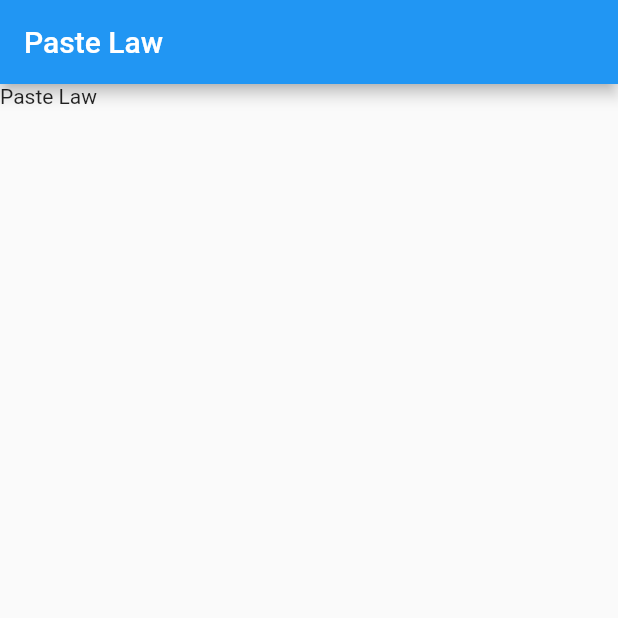
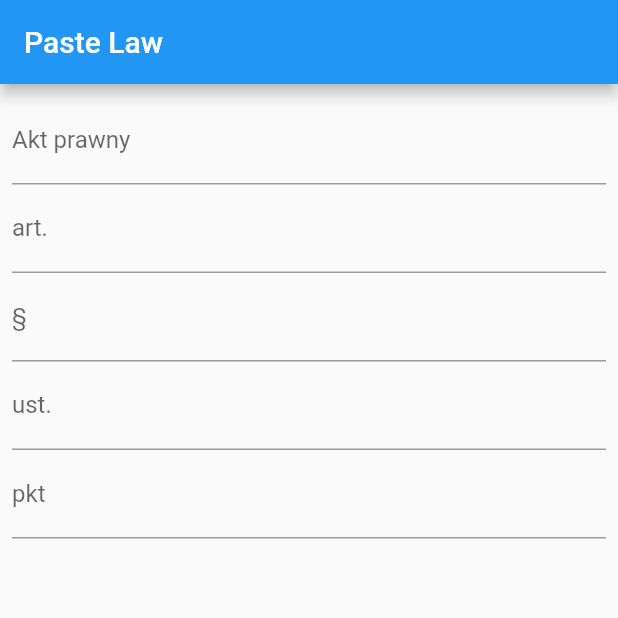
Before and after one commit to 30james00/paste_law, a Flutter app: the screen it shows after launch, on a phone screen of 412 x 824 dp, the top half of it. Run offline on Flutter 3.47's test engine with Material 2 defaults, Android fonts, the phone set to English and light mode, and no system bars.

Commit message:
First form scratch

```diff
--- /dev/null
+++ b/lib/screens/home_screen/components/home_form.dart
@@ -0,0 +1,46 @@
+import 'package:flutter/material.dart';
+
+class HomeForm extends StatefulWidget {
+  @override
+  _HomeFormState createState() => _HomeFormState();
+}
+
+class _HomeFormState extends State<HomeForm> {
+  //global key form Form identification
+  final _formKey = GlobalKey<FormState>();
+
+  @override
+  Widget build(BuildContext context) {
+    return Form(
+      key: _formKey,
+      child: Padding(
+        padding: const EdgeInsets.all(8.0),
+        child: Column(
+          crossAxisAlignment: CrossAxisAlignment.start,
+          children: [
+            Flexible(
+                child: TextFormField(
+              decoration: InputDecoration(labelText: 'Akt prawny'),
+            )),
+            Flexible(
+                child: TextFormField(
+              decoration: InputDecoration(labelText: 'art.'),
+            )),
+            Flexible(
+                child: TextFormField(
+              decoration: InputDecoration(labelText: '\u00A7'),
+            )),
+            Flexible(
+                child: TextFormField(
+              decoration: InputDecoration(labelText: 'ust.'),
+            )),
+            Flexible(
+                child: TextFormField(
+              decoration: InputDecoration(labelText: 'pkt'),
+            )),
+          ],
+        ),
+      ),
+    );
+  }
+}
--- a/lib/screens/home_screen/home_screen.dart
+++ b/lib/screens/home_screen/home_screen.dart
@@ -1,4 +1,5 @@
 import 'package:flutter/material.dart';
+import 'package:paste_law/screens/home_screen/components/home_form.dart';
 
 class HomeScreen extends StatelessWidget {
   @override
@@ -8,7 +9,7 @@ class HomeScreen extends StatelessWidget {
         title: Text('Paste Law'),
       ),
       body: Container(
-        child: Text('Paste Law')
+        child: HomeForm(),
       ),
     );
   }
```
Also changed, not shown: 2 other files.
